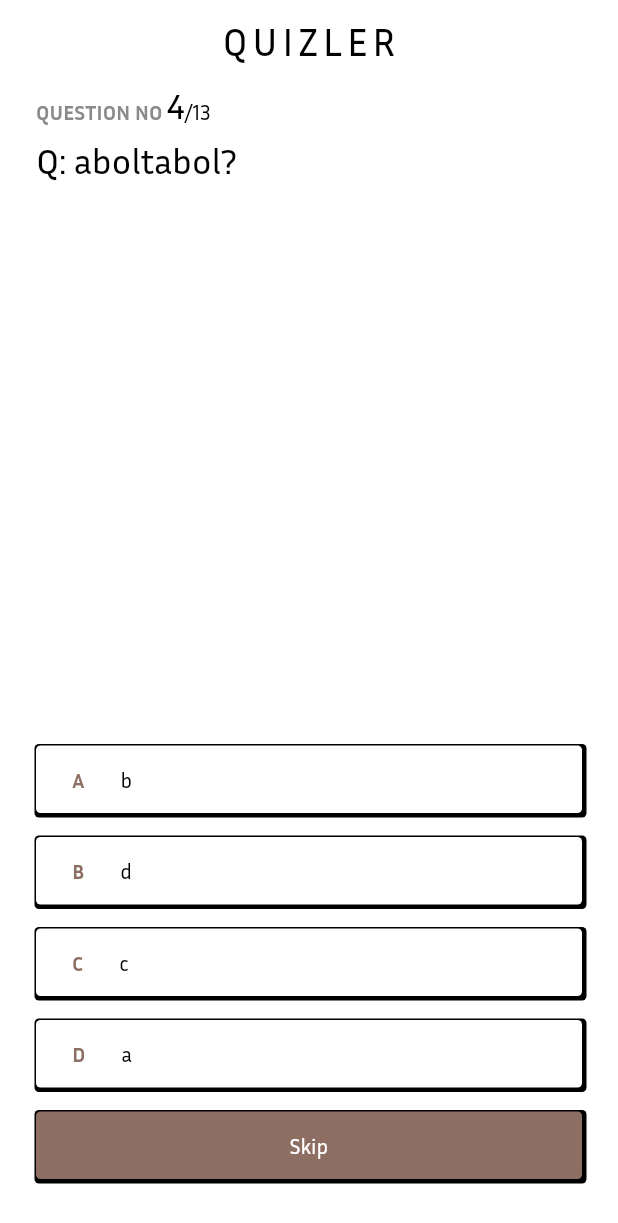
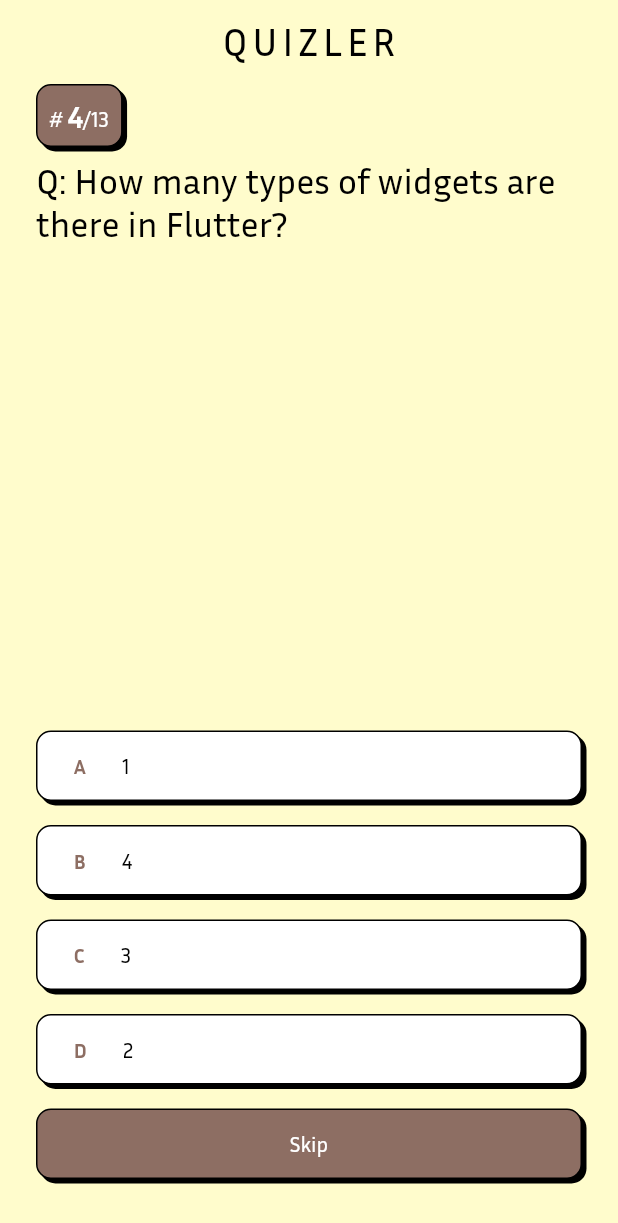
Before and after one commit to zarif25/Quizler, a Flutter app: the screen it shows after launch, on a phone screen of 412 x 824 dp. Shown: the top 1223 px of the screen. Run offline on Flutter 3.47's test engine with Material 2 defaults, Android fonts, the phone set to English and light mode, and no system bars.

Commit message:
more conventional neubrutal look

```diff
--- /dev/null
+++ b/lib/components/neubrutal_box_decoration.dart
@@ -0,0 +1,19 @@
+import 'package:flutter/material.dart';
+
+BoxDecoration neubrutalBoxDecoration({
+  required Color color,
+  required Color borderColor,
+}) {
+  return BoxDecoration(
+    color: color,
+    boxShadow: [
+      BoxShadow(
+        color: borderColor,
+        spreadRadius: 0,
+        offset: const Offset(3, 3),
+      ),
+    ],
+    borderRadius: BorderRadius.circular(10.0),
+    border: Border.all(color: borderColor),
+  );
+}
--- a/lib/components/neubrutal_button.dart
+++ b/lib/components/neubrutal_button.dart
@@ -1,4 +1,5 @@
 import 'package:flutter/material.dart';
+import 'package:quizler/components/neubrutal_box_decoration.dart';
 import 'package:quizler/constants.dart';
 
 class NeubrutalButton extends StatelessWidget {
@@ -20,17 +21,8 @@ class NeubrutalButton extends StatelessWidget {
       child: GestureDetector(
         onTap: onPress,
         child: Container(
-          decoration: BoxDecoration(
-            color: color,
-            boxShadow: [
-              BoxShadow(
-                color: borderColor,
-                spreadRadius: 2,
-                offset: const Offset(1, 1),
-              ),
-            ],
-            borderRadius: BorderRadius.circular(3.0),
-          ),
+          decoration:
+              neubrutalBoxDecoration(color: color, borderColor: borderColor),
           child: Padding(
             padding: const EdgeInsets.symmetric(vertical: 14, horizontal: 24),
             child: child,
--- a/lib/components/option_button.dart
+++ b/lib/components/option_button.dart
@@ -2,7 +2,7 @@ import 'package:flutter/material.dart';
 import 'package:quizler/components/neubrutal_button.dart';
 import 'package:quizler/constants.dart';
 
-enum OptionStatus { enabled, disabled, correct, incorrect }
+enum OptionStatus { enabled, correct, incorrect }
 
 class OptionButton extends StatelessWidget {
   final String number, option;
@@ -24,8 +24,6 @@ class OptionButton extends StatelessWidget {
         return KColors.incorrect;
       case OptionStatus.enabled:
         return KColors.primary;
-      case OptionStatus.disabled:
-        return KColors.gray;
     }
   }
 
@@ -37,8 +35,6 @@ class OptionButton extends StatelessWidget {
         return KColors.incorrect;
       case OptionStatus.enabled:
         return KColors.pureBlack;
-      case OptionStatus.disabled:
-        return KColors.gray;
     }
   }
 
@@ -49,8 +45,6 @@ class OptionButton extends StatelessWidget {
       case OptionStatus.incorrect:
         return KColors.incorrectLight;
       case OptionStatus.enabled:
-        return KColors.pureWhite;
-      case OptionStatus.disabled:
         return KColors.pureWhite;
     }
   }
--- a/lib/constants.dart
+++ b/lib/constants.dart
@@ -2,6 +2,7 @@ import 'package:flutter/material.dart';
 
 class KColors {
   static const Color primary = Color(0xFF8D6E63);
+  static const Color background = Color(0xFFFFFCCC);
   static const Color pureBlack = Colors.black;
   static const Color pureWhite = Colors.white;
   static const Color correct = Color(0xFF4CAF50);
--- a/lib/main.dart
+++ b/lib/main.dart
@@ -20,7 +20,7 @@ class MyApp extends StatelessWidget {
           ),
         ),
         appBarTheme: const AppBarTheme(
-          backgroundColor: KColors.pureWhite,
+          backgroundColor: KColors.background,
           foregroundColor: KColors.pureBlack,
           elevation: 0,
           titleTextStyle: TextStyle(
@@ -30,11 +30,15 @@ class MyApp extends StatelessWidget {
             letterSpacing: 3,
           ),
         ),
-        scaffoldBackgroundColor: KColors.pureWhite,
+        scaffoldBackgroundColor: KColors.background,
       ),
       home: QuestionScreen(
-        question:
-            Question(questionText: "aboltabol?", options: ["a", "b", "c", "d"]),
+        question: Question(
+          questionText: 'How many types of widgets are there in Flutter?',
+          options: ['2', '1', '3', '4'],
+        ),
+        serial: 4,
+        numberOfQuestions: 13,
       ),
     );
   }
--- a/lib/screens/question_screen.dart
+++ b/lib/screens/question_screen.dart
@@ -1,4 +1,5 @@
 import 'package:flutter/material.dart';
+import 'package:quizler/components/neubrutal_box_decoration.dart';
 import 'package:quizler/constants.dart';
 import 'package:quizler/quiz_brain.dart';
 import 'package:quizler/components/neubrutal_button.dart';
@@ -6,9 +7,15 @@ import 'package:quizler/components/option_button.dart';
 
 class QuestionScreen extends StatefulWidget {
   final Question question;
+  final int serial, numberOfQuestions;
   late final List<String> options;
 
-  QuestionScreen({Key? key, required this.question}) : super(key: key) {
+  QuestionScreen({
+    Key? key,
+    required this.question,
+    required this.serial,
+    required this.numberOfQuestions,
+  }) : super(key: key) {
     options = question.getOptions();
   }
 
@@ -28,9 +35,6 @@ class _QuestionScreenState extends State<QuestionScreen> {
   void onOptionPress(int index) {
     setState(() {
       isOptionSelected = true;
-      for (int i = 0; i < 4; i++) {
-        optionStatuses[i] = OptionStatus.disabled;
-      }
       int correctIndex = widget.options.indexOf(widget.question.correct);
       optionStatuses[correctIndex] = OptionStatus.correct;
       if (index != correctIndex) {
@@ -42,9 +46,6 @@ class _QuestionScreenState extends State<QuestionScreen> {
   void onSkipPress() {
     setState(() {
       isOptionSelected = true;
-      for (int i = 0; i < 4; i++) {
-        optionStatuses[i] = OptionStatus.disabled;
-      }
       int correctIndex = widget.options.indexOf(widget.question.correct);
       optionStatuses[correctIndex] = OptionStatus.correct;
     });
@@ -64,23 +65,36 @@ class _QuestionScreenState extends State<QuestionScreen> {
         child: Column(
           crossAxisAlignment: CrossAxisAlignment.start,
           children: [
-            Row(
+            Container(
+              decoration: neubrutalBoxDecoration(
+                color: KColors.primary,
+                borderColor: KColors.pureBlack,
+              ),
+              padding: const EdgeInsets.all(8),
+              child: Row(
+                mainAxisAlignment: MainAxisAlignment.end,
+                mainAxisSize: MainAxisSize.min,
                 crossAxisAlignment: CrossAxisAlignment.baseline,
                 textBaseline: TextBaseline.alphabetic,
-              children: const [
+                children: [
+                  const Text(
+                    '# ',
+                    style: TextStyle(color: KColors.pureWhite),
+                  ),
                   Text(
-                  'QUESTION NO ',
-                  style: TextStyle(
-                    color: KColors.gray,
+                    widget.serial.toString(),
+                    style: const TextStyle(
+                      fontSize: 20,
+                      color: KColors.pureWhite,
                       fontWeight: FontWeight.bold,
                     ),
                   ),
                   Text(
-                  '4',
-                  style: TextStyle(fontSize: 24),
+                    '/${widget.numberOfQuestions}',
+                    style: const TextStyle(color: KColors.pureWhite),
                   ),
-                Text('/13'),
                 ],
+              ),
             ),
             const SizedBox(height: 8),
             Text(
```
Lines whose indentation alone changed are shown as unchanged.
